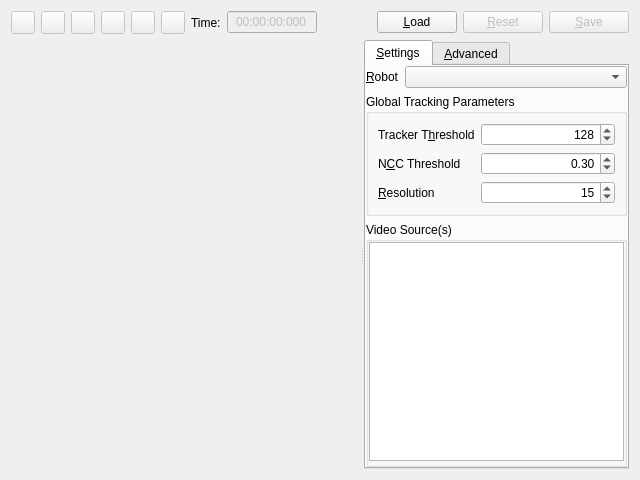
Qt form app/src/tools/gui/TrackRobotToolWidget.ui (dysonltd-zz/gts) before a commit.
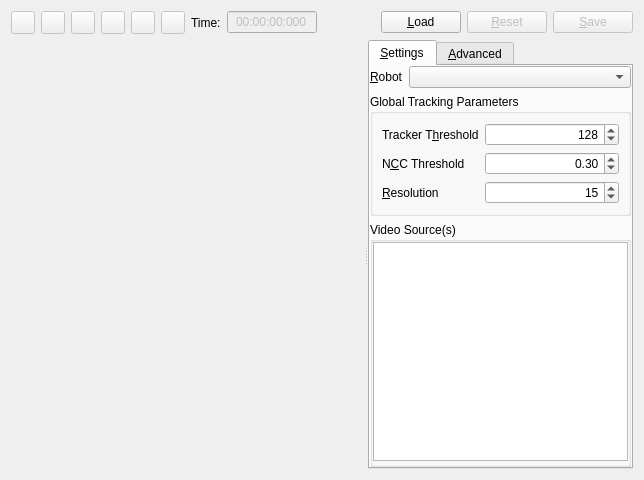
The same form after that commit. Icons and pictures are not drawn. Custom widgets are drawn as their Qt base class.

The edit to the form file:
```diff
--- a/app/src/tools/gui/TrackRobotToolWidget.ui
+++ b/app/src/tools/gui/TrackRobotToolWidget.ui
@@ -6,7 +6,7 @@
    <rect>
     <x>0</x>
     <y>0</y>
-    <width>640</width>
+    <width>644</width>
     <height>480</height>
    </rect>
   </property>
```
Left out of the diff: 6 changed lines with no effect on the pictures.
